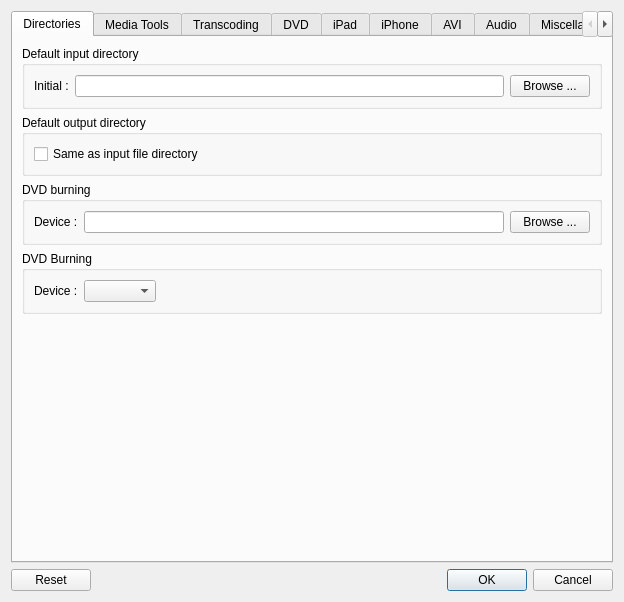
Above: src/QtlMovie/QtlMovieEditSettings.ui from qtlmovie/qtlmovie before the change. Below: the same form after it.
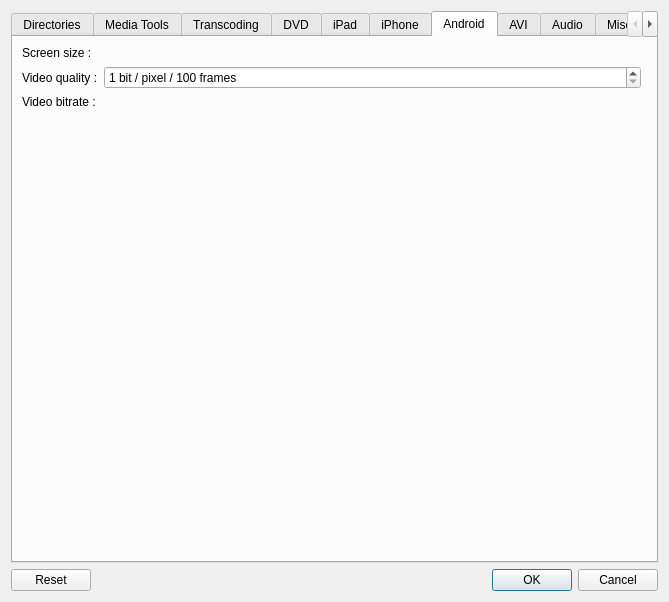
That is the form after the change. The open tabs and pages were chosen to show the change. Icons and pictures are not drawn. Custom widgets are drawn as their Qt base class.

Commit message: Added support for Android devices

Patch:
```diff
--- a/src/QtlMovie/QtlMovieEditSettings.ui
+++ b/src/QtlMovie/QtlMovieEditSettings.ui
@@ -6,7 +6,7 @@
    <rect>
     <x>0</x>
     <y>0</y>
-    <width>624</width>
+    <width>669</width>
     <height>574</height>
    </rect>
   </property>
@@ -930,6 +930,116 @@
        </item>
       </layout>
      </widget>
+     <widget class="QWidget" name="tabAndroid">
+      <attribute name="title">
+       <string>Android</string>
+      </attribute>
+      <layout class="QGridLayout" name="gridLayoutAndroid">
+       <item row="3" column="1">
+        <spacer name="spacerAndroid">
+         <property name="orientation">
+          <enum>Qt::Vertical</enum>
+         </property>
+         <property name="sizeHint" stdset="0">
+          <size>
+           <width>20</width>
+           <height>40</height>
+          </size>
+         </property>
+        </spacer>
+       </item>
+       <item row="1" column="1">
+        <widget class="QSpinBox" name="spinAndroidQuality">
+         <property name="sizePolicy">
+          <sizepolicy hsizetype="MinimumExpanding" vsizetype="Fixed">
+           <horstretch>0</horstretch>
+           <verstretch>0</verstretch>
+          </sizepolicy>
+         </property>
+         <property name="suffix">
+          <string> bit / pixel / 100 frames</string>
+         </property>
+         <property name="minimum">
+          <number>1</number>
+         </property>
+         <property name="maximum">
+          <number>10000</number>
+         </property>
+         <property name="singleStep">
+          <number>1</number>
+         </property>
+         <property name="value">
+          <number>1</number>
+         </property>
+        </widget>
+       </item>
+       <item row="0" column="0">
+        <widget class="QLabel" name="labelAndroidResolution">
+         <property name="sizePolicy">
+          <sizepolicy hsizetype="Minimum" vsizetype="Preferred">
+           <horstretch>0</horstretch>
+           <verstretch>0</verstretch>
+          </sizepolicy>
+         </property>
+         <property name="text">
+          <string>Screen size :</string>
+         </property>
+         <property name="alignment">
+          <set>Qt::AlignLeading|Qt::AlignLeft|Qt::AlignVCenter</set>
+         </property>
+        </widget>
+       </item>
+       <item row="2" column="0">
+        <widget class="QLabel" name="labelAndroidBitRate">
+         <property name="sizePolicy">
+          <sizepolicy hsizetype="Minimum" vsizetype="Preferred">
+           <horstretch>0</horstretch>
+           <verstretch>0</verstretch>
+          </sizepolicy>
+         </property>
+         <property name="text">
+          <string>Video bitrate :</string>
+         </property>
+        </widget>
+       </item>
+       <item row="1" column="0">
+        <widget class="QLabel" name="labelAndroidQuality">
+         <property name="sizePolicy">
+          <sizepolicy hsizetype="Minimum" vsizetype="Preferred">
+           <horstretch>0</horstretch>
+           <verstretch>0</verstretch>
+          </sizepolicy>
+         </property>
+         <property name="text">
+          <string>Video quality :</string>
+         </property>
+        </widget>
+       </item>
+       <item row="2" column="1" colspan="2">
+        <widget class="QLabel" name="labelAndroidMaxBitRate">
+         <property name="sizePolicy">
+          <sizepolicy hsizetype="MinimumExpanding" vsizetype="Preferred">
+           <horstretch>0</horstretch>
+           <verstretch>0</verstretch>
+          </sizepolicy>
+         </property>
+         <property name="text">
+          <string/>
+         </property>
+        </widget>
+       </item>
+       <item row="0" column="1">
+        <widget class="QtlButtonGrid" name="boxAndroidSize" native="true">
+         <property name="sizePolicy">
+          <sizepolicy hsizetype="Preferred" vsizetype="Preferred">
+           <horstretch>0</horstretch>
+           <verstretch>0</verstretch>
+          </sizepolicy>
+         </property>
+        </widget>
+       </item>
+      </layout>
+     </widget>
      <widget class="QWidget" name="tabAvi">
       <attribute name="title">
        <string>AVI</string>
```
Left out of the diff: 24 changed lines with no effect on the pictures. The commit also changes 14 other files.
